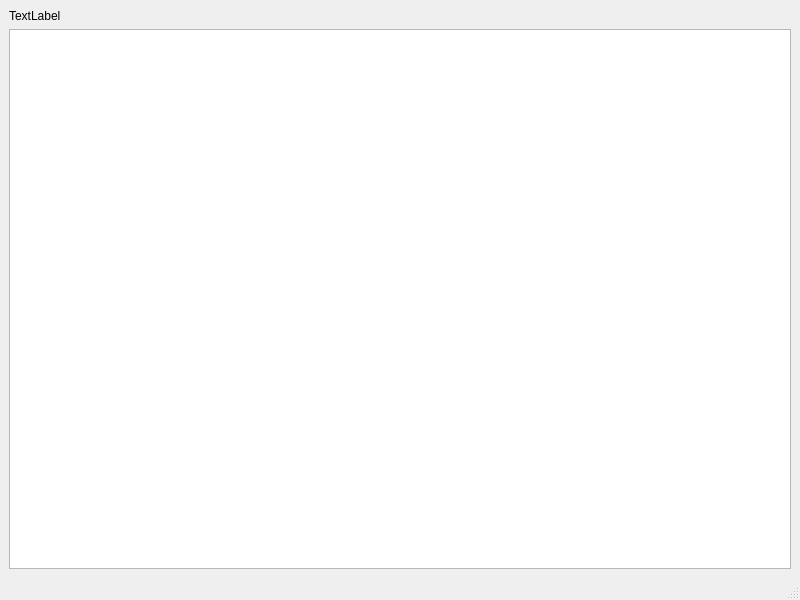
Before: the Qt Designer form mainwindow.ui in GarDeN-bear/Airport_Inspector, drawn with Qt 5.
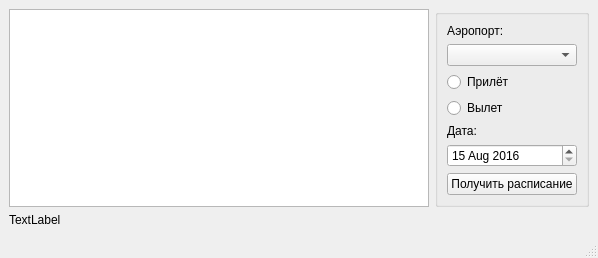
After: the same form once the commit is applied.

```diff
--- a/mainwindow.ui
+++ b/mainwindow.ui
@@ -6,19 +6,84 @@
    <rect>
     <x>0</x>
     <y>0</y>
-    <width>800</width>
-    <height>600</height>
+    <width>598</width>
+    <height>233</height>
    </rect>
   </property>
   <property name="windowTitle">
    <string>MainWindow</string>
   </property>
   <widget class="QWidget" name="centralwidget">
-   <layout class="QGridLayout" name="gridLayout">
-    <item row="1" column="0">
-     <widget class="QTableView" name="tb_main"/>
-    </item>
+   <layout class="QGridLayout" name="gridLayout_2">
     <item row="0" column="0">
+     <widget class="QTableView" name="tb_main"/>
+    </item>
+    <item row="0" column="1">
+     <widget class="QGroupBox" name="groupBox">
+      <property name="title">
+       <string/>
+      </property>
+      <layout class="QGridLayout" name="gridLayout">
+       <item row="0" column="0">
+        <widget class="QLabel" name="label_2">
+         <property name="text">
+          <string>Аэропорт:</string>
+         </property>
+        </widget>
+       </item>
+       <item row="1" column="0">
+        <widget class="QComboBox" name="cb_airports"/>
+       </item>
+       <item row="2" column="0">
+        <widget class="QRadioButton" name="rb_arrival">
+         <property name="text">
+          <string>Прилёт</string>
+         </property>
+        </widget>
+       </item>
+       <item row="3" column="0">
+        <widget class="QRadioButton" name="rb_departure">
+         <property name="text">
+          <string>Вылет</string>
+         </property>
+        </widget>
+       </item>
+       <item row="4" column="0">
+        <widget class="QLabel" name="label">
+         <property name="text">
+          <string>Дата:</string>
+         </property>
+        </widget>
+       </item>
+       <item row="5" column="0">
+        <widget class="QDateEdit" name="de_date">
+         <property name="maximumDate">
+          <date>
+           <year>2017</year>
+           <month>9</month>
+           <day>14</day>
+          </date>
+         </property>
+         <property name="minimumDate">
+          <date>
+           <year>2016</year>
+           <month>8</month>
+           <day>15</day>
+          </date>
+         </property>
+        </widget>
+       </item>
+       <item row="6" column="0">
+        <widget class="QPushButton" name="pb_getList">
+         <property name="text">
+          <string>Получить расписание</string>
+         </property>
+        </widget>
+       </item>
+      </layout>
+     </widget>
+    </item>
+    <item row="1" column="0">
      <widget class="QLabel" name="lb_status">
       <property name="text">
        <string>TextLabel</string>
```
Left out of the diff: 2 changed lines with no effect on the pictures.
